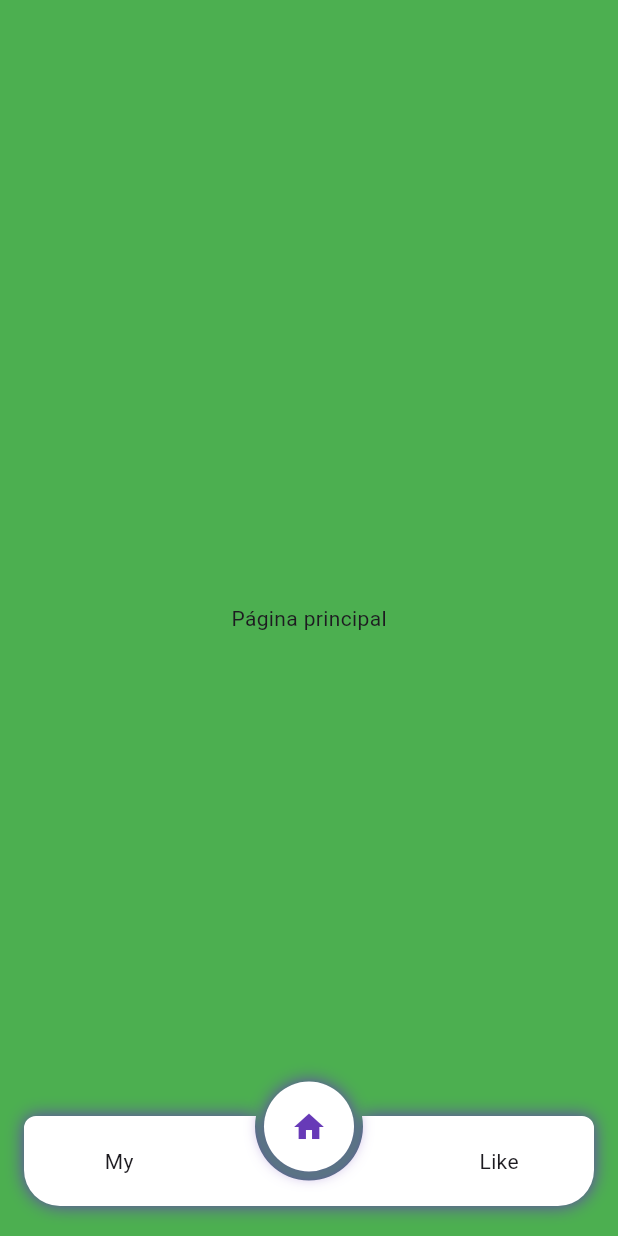
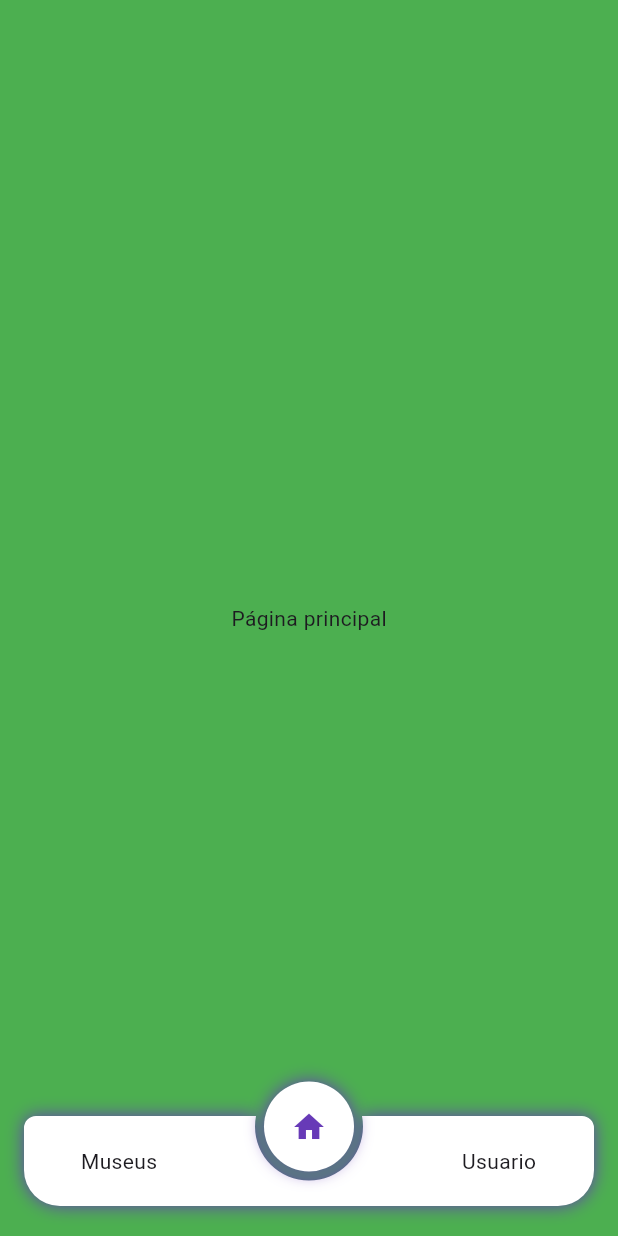
Before and after one commit to Joao-Victor62/tour-trove, a Flutter app: the screen it shows after launch, on a phone screen of 412 x 824 dp. Run offline on Flutter 3.47's test engine with Material 3 defaults, Android fonts, the phone set to English and light mode, and no system bars; drawn by our look-alikes of circle_nav_bar.

Commit message:
nome da pagina

```diff
--- a/tour_trove/lib/main.dart
+++ b/tour_trove/lib/main.dart
@@ -57,9 +57,9 @@
           Icon(Icons.favorite, color: Colors.deepPurple),
         ],
         inactiveIcons: const [
-          Text("My"),
+          Text("Museus"),
           Text("Home"),
-          Text("Like"),
+          Text("Usuario"),
         ],
         color: Colors.white,
         height: 60,
```
